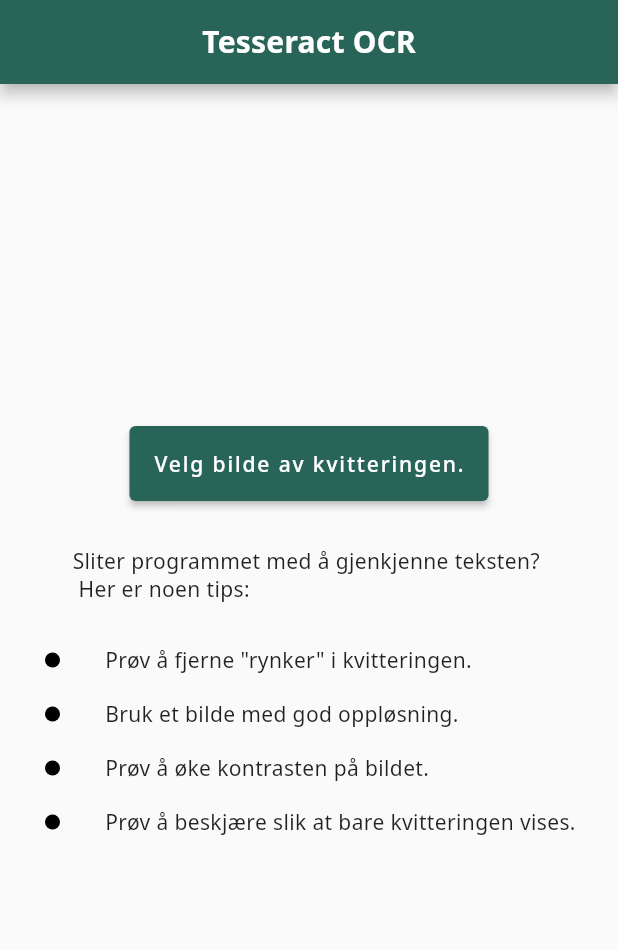
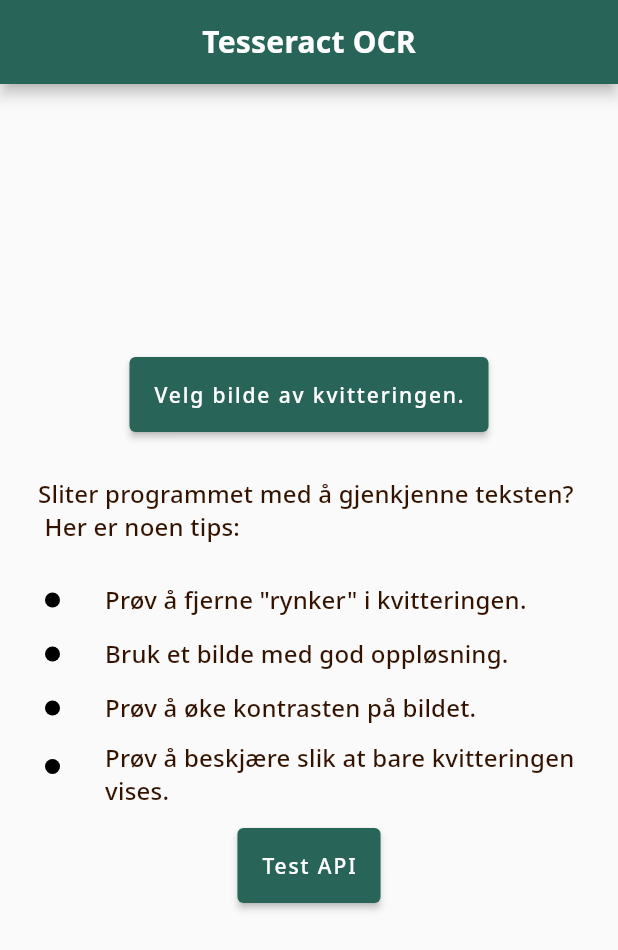
Before and after one commit to pmAllport/Winsvold, a Flutter app: the screen it shows after launch, on a phone screen of 412 x 824 dp. Shown: the top 950 px of the screen. Run offline on Flutter 3.47's test engine with Material 2 defaults, Android fonts, the phone set to English and light mode, and no system bars; our stand-ins replace bloc, equatable, flutter_bloc, google_fonts, image_picker; missing offline and left inert: flutter_tesseract_ocr.

Commit message:
Updated view on summary page

```diff
--- a/lib/main.dart
+++ b/lib/main.dart
@@ -116,9 +116,10 @@
               color: Colors.white,
             ),
             bodyText2: GoogleFonts.notoSans(
-              fontSize: 14.0,
-              fontWeight: FontWeight.normal,
-              letterSpacing: 0.25,
+              fontSize: 16.0,
+              fontWeight: FontWeight.w500,
+              letterSpacing: 0.15,
+              color: Color(0xFF331300),
             ),
             button: GoogleFonts.notoSans(
               fontSize: 14.0,
--- a/lib/views/OCRView/ocr.dart
+++ b/lib/views/OCRView/ocr.dart
@@ -111,7 +111,30 @@
                               text:
                                   "Prøv å beskjære slik at bare kvitteringen vises."),
                         ],
-                      )
+                      ),
+                      Container(
+                        height: 50,
+                        margin: const EdgeInsets.symmetric(
+                            vertical: 10, horizontal: 20),
+                        child: ElevatedButton(
+                          child: const Text(
+                            'Test API',
+                            style: TextStyle(
+                              color: Colors.white,
+                            ),
+                          ),
+                          onPressed: () async {
+                            Navigator.of(context).pushNamed(
+                                ExtractProductList.routeName,
+                                arguments: ProductArguments(productList: [
+                                  2248502,
+                                  11164201,
+                                  1126801,
+                                  12934302
+                                ]));
+                          },
+                        ),
+                      ),
                     ],
                   )
                 : Container(),
--- a/lib/views/summary_view/summary_list.dart
+++ b/lib/views/summary_view/summary_list.dart
@@ -41,7 +41,7 @@
               padding: const EdgeInsets.all(20),
               child: ElevatedButton(
                 onPressed: (() => {}),
-                child: const Text("Done"),
+                child: const Text("Send epost til festkassen."),
               ),
             ),
           ),
```
Also changed, not shown: lib/views/summary_view/summary_card_view.dart (+2 -12 lines), lib/views/summary_view/summary_tile.dart (+26 -16 lines).
